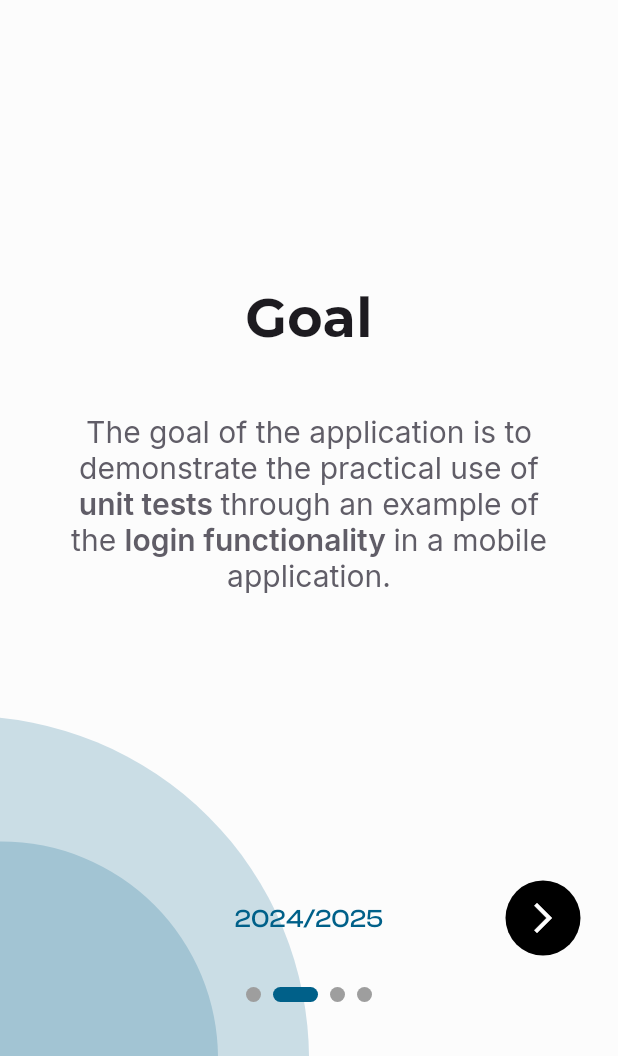
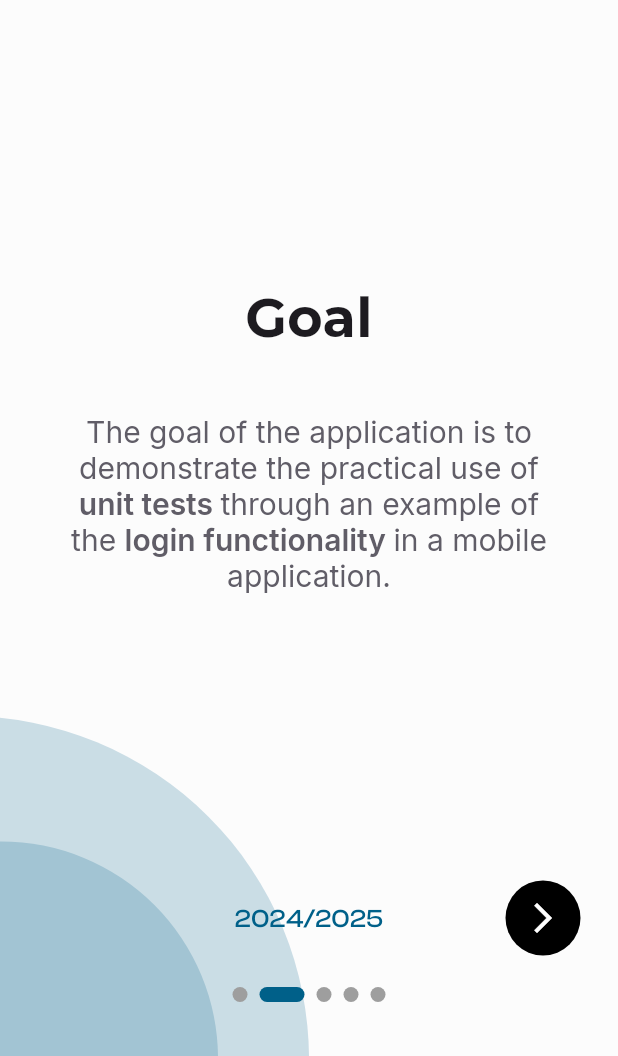
Before and after one commit to KacperMajcher/thesis_app, a Flutter app: the OnboardingPage screen opened directly, swiped to page 2, on a phone screen of 412 x 824 dp, the part 180-1236 px from its top. Run offline on Flutter 3.47's test engine with Material 3 defaults, Android fonts, the phone set to English and light mode, and no system bars; drawn by our look-alikes of smooth_page_indicator; our stand-ins replace firebase_auth, firebase_core, flutter_bloc, flutter_svg, freezed_annotation, get_it and 2 more; accounts and stored records are empty.

Commit message:
feat: Add tools used section to onboarding page for better clarity on technology stack

```diff
--- a/lib/features/welcome/presentation/onboarding_page.dart
+++ b/lib/features/welcome/presentation/onboarding_page.dart
@@ -178,7 +178,48 @@ class _OnboardingPageState extends State<OnboardingPage> {
           ),
         ],
       ),
-    ])
+    ]),
+    Onboarding(
+      title: 'Tools Used',
+      descriptionSpans: [
+        TextSpan(
+          style: const TextStyle(height: 1.75),
+          children: [
+            const TextSpan(
+              text: 'Framework: ',
+            ),
+            TextSpan(
+              text: 'Flutter\n',
+              style: boldStyle,
+            ),
+            const TextSpan(
+              text: 'Programming Language: ',
+            ),
+            TextSpan(
+              text: 'Dart\n',
+              style: boldStyle,
+            ),
+            const TextSpan(
+              text: 'Backend Service: ',
+            ),
+            TextSpan(
+              text: 'Firebase\n',
+              style: boldStyle,
+            ),
+            const TextSpan(
+              text: 'Packages: ',
+            ),
+            TextSpan(
+              text: 'flutter_bloc, injectable, get_it, freezed, mocktail ',
+              style: boldStyle,
+            ),
+            const TextSpan(
+              text: 'and others.',
+            ),
+          ],
+        ),
+      ],
+    ),
   ];
 
   @override
```
